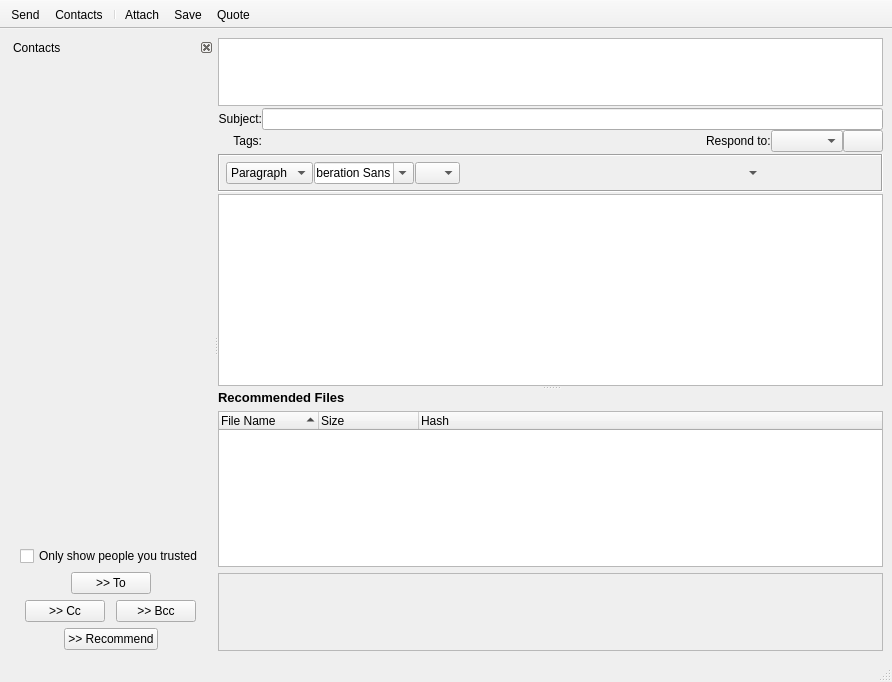
The window that retroshare-gui/src/gui/msgs/MessageComposer.ui (RetroShare/RetroShare) describes before a commit, drawn with Qt 5.
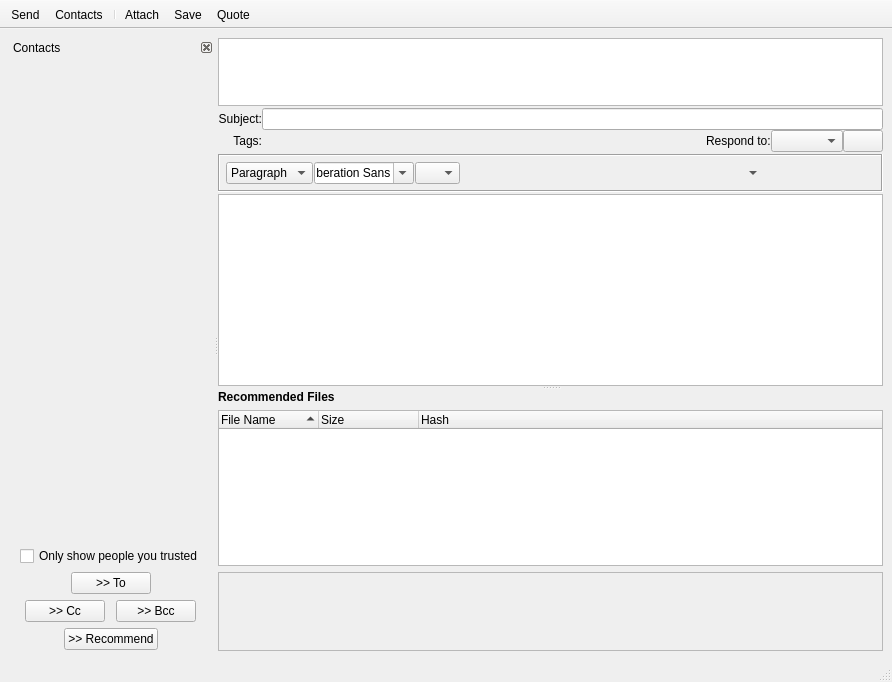
The same window after the commit. Icons and pictures are not drawn. Custom widgets are drawn as their Qt base class.

Commit message: Moved font size definitions from ui files to default qss.

What changed in the file:
```diff
--- a/retroshare-gui/src/gui/msgs/MessageComposer.ui
+++ b/retroshare-gui/src/gui/msgs/MessageComposer.ui
@@ -809,7 +809,6 @@
            </property>
            <property name="font">
             <font>
-             <pointsize>10</pointsize>
              <weight>75</weight>
              <bold>true</bold>
             </font>
```
The commit also changes 6 other files.
